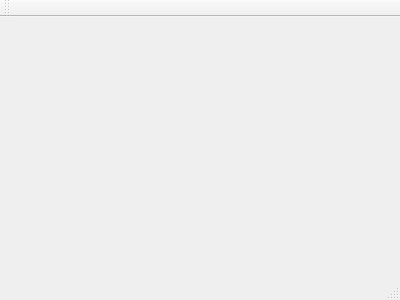
The window that PICSimu/mainwindow.ui (Benedikt1992/PICSimu) describes before a commit, drawn with Qt 5.
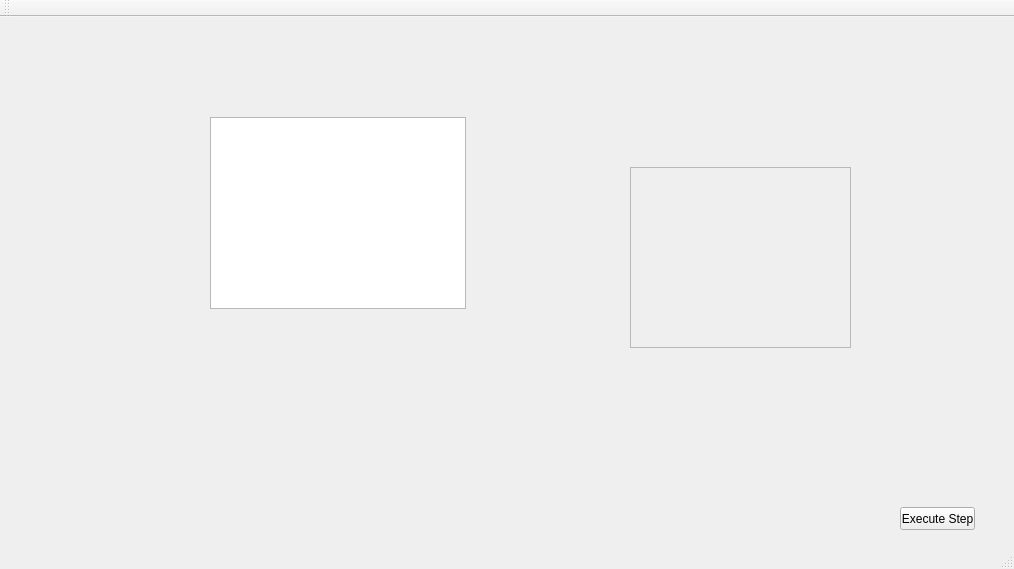
The same window after the commit.

Commit message: Erste Window tests

Patch:
```diff
--- a/PICSimu/mainwindow.ui
+++ b/PICSimu/mainwindow.ui
@@ -1,24 +1,86 @@
 <ui version="4.0">
  <class>MainWindow</class>
- <widget class="QMainWindow" name="MainWindow" >
-  <property name="geometry" >
+ <widget class="QMainWindow" name="MainWindow">
+  <property name="geometry">
    <rect>
     <x>0</x>
     <y>0</y>
-    <width>400</width>
-    <height>300</height>
+    <width>1014</width>
+    <height>569</height>
    </rect>
   </property>
   <property name="windowTitle" >
    <string>MainWindow</string>
   </property>
-  <widget class="QMenuBar" name="menuBar" />
-  <widget class="QToolBar" name="mainToolBar" />
-  <widget class="QWidget" name="centralWidget" />
-  <widget class="QStatusBar" name="statusBar" />
+  <widget class="QWidget" name="centralWidget">
+   <widget class="QPushButton" name="pushButton">
+    <property name="geometry">
+     <rect>
+      <x>900</x>
+      <y>490</y>
+      <width>75</width>
+      <height>23</height>
+     </rect>
+    </property>
+    <property name="text">
+     <string>Execute Step</string>
+    </property>
+   </widget>
+   <widget class="QTextBrowser" name="textBrowser">
+    <property name="geometry">
+     <rect>
+      <x>210</x>
+      <y>100</y>
+      <width>256</width>
+      <height>192</height>
+     </rect>
+    </property>
+   </widget>
+   <widget class="QScrollArea" name="scrollArea">
+    <property name="geometry">
+     <rect>
+      <x>630</x>
+      <y>150</y>
+      <width>221</width>
+      <height>181</height>
+     </rect>
+    </property>
+    <property name="widgetResizable">
+     <bool>true</bool>
+    </property>
+    <widget class="QWidget" name="scrollAreaWidgetContents">
+     <property name="geometry">
+      <rect>
+       <x>0</x>
+       <y>0</y>
+       <width>219</width>
+       <height>179</height>
+      </rect>
+     </property>
+    </widget>
+   </widget>
+  </widget>
+  <widget class="QMenuBar" name="menuBar">
+   <property name="geometry">
+    <rect>
+     <x>0</x>
+     <y>0</y>
+     <width>1014</width>
+     <height>21</height>
+    </rect>
+   </property>
+  </widget>
+  <widget class="QToolBar" name="mainToolBar">
+   <attribute name="toolBarArea">
+    <enum>TopToolBarArea</enum>
+   </attribute>
+   <attribute name="toolBarBreak">
+    <bool>false</bool>
+   </attribute>
+  </widget>
+  <widget class="QStatusBar" name="statusBar"/>
  </widget>
- <layoutDefault spacing="6" margin="11" />
- <pixmapfunction></pixmapfunction>
+ <layoutdefault spacing="6" margin="11"/>
  <resources/>
  <connections/>
 </ui>
```
Left out of the diff: 3 changed lines with no effect on the pictures. The commit also changes 1 other file.
